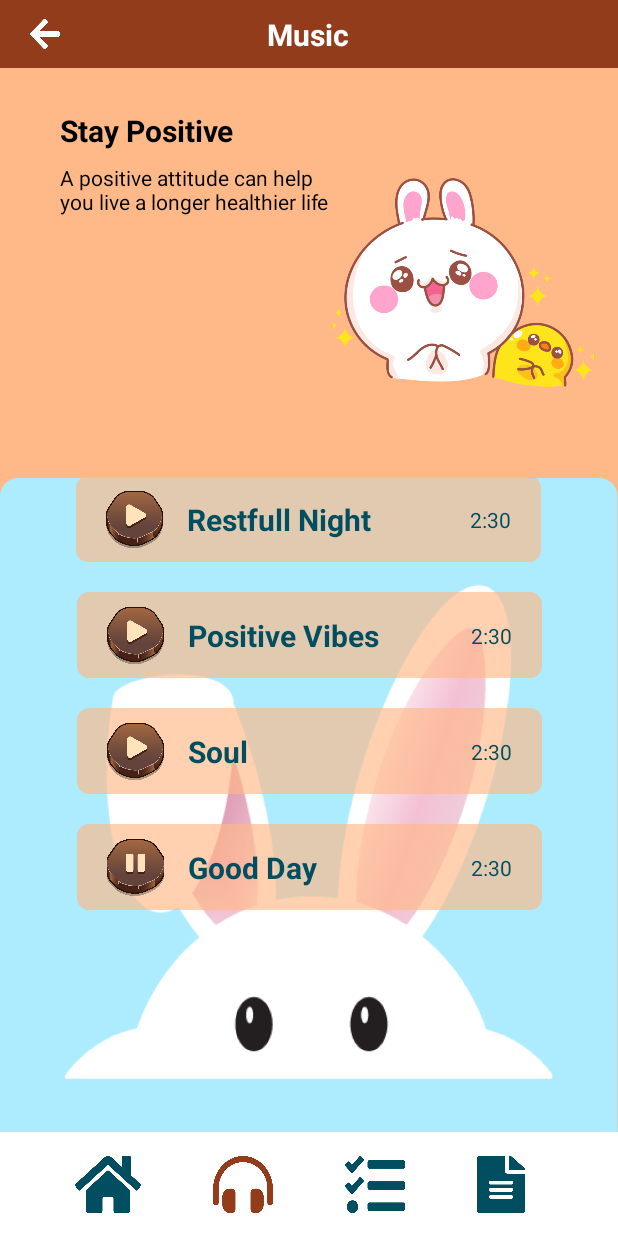
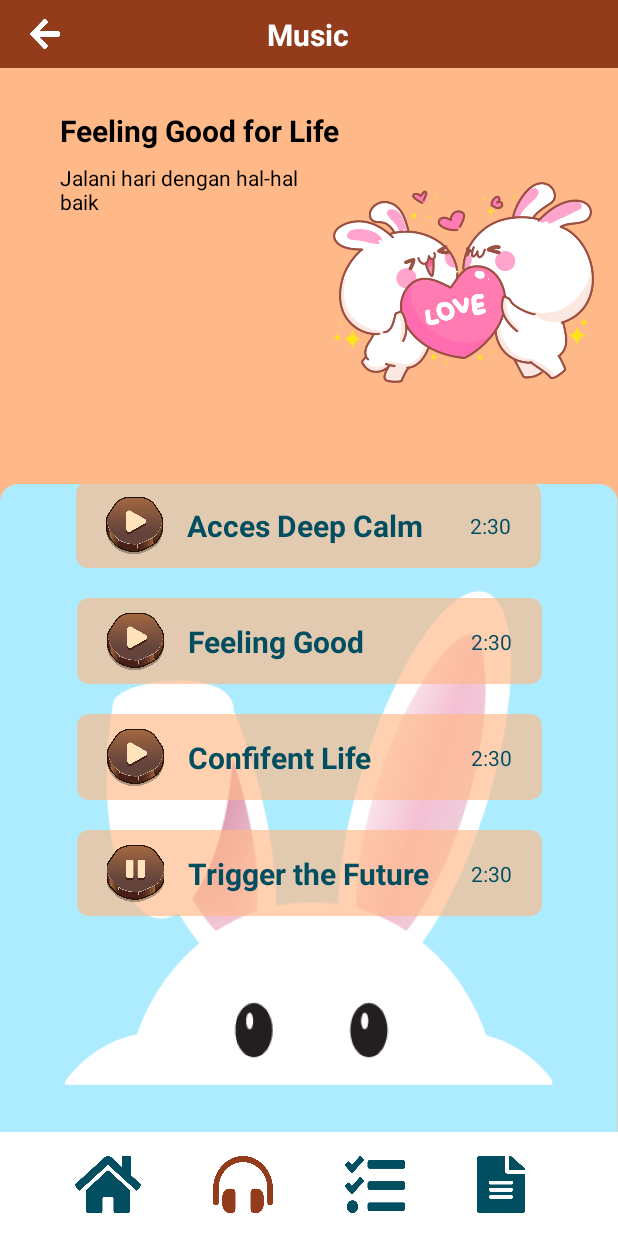
Before and after one commit to radenjaelaniakbar/khartasis-Apps, an Android app: the layout activity_music_feel_good.xml on its own in the app's theme, with its tools: preview values and no code run, on a phone screen of 412 x 824 dp. Run offline under Robolectric (Android 15) with nearby library versions, the phone set to English and light mode, and no system bars.

Commit message:
adding page hasil test

```diff
--- a/app/src/main/AndroidManifest.xml
+++ b/app/src/main/AndroidManifest.xml
@@ -9,6 +9,12 @@
         android:roundIcon="@mipmap/ic_launcher_round"
         android:supportsRtl="true"
         android:theme="@style/Theme.MyApplication">
+        <activity
+            android:name=".hasil_test"
+            android:exported="true" />
+        <activity
+            android:name=".music_feel_good"
+            android:exported="true" />
         <activity
             android:name=".music_stay_positive"
             android:exported="true" />
--- /dev/null
+++ b/app/src/main/java/com/example/myapplication/music_feel_good.java
@@ -0,0 +1,14 @@
+package com.example.myapplication;
+
+import androidx.appcompat.app.AppCompatActivity;
+
+import android.os.Bundle;
+
+public class music_feel_good extends AppCompatActivity {
+
+    @Override
+    protected void onCreate(Bundle savedInstanceState) {
+        super.onCreate(savedInstanceState);
+        setContentView(R.layout.activity_music_feel_good);
+    }
+}
--- a/app/src/main/res/layout/activity_music_stay_positive.xml
+++ b/app/src/main/res/layout/activity_music_feel_good.xml
@@ -5,7 +5,7 @@
     android:layout_width="match_parent"
     android:layout_height="match_parent"
     android:background="@color/raw_sienna"
-    tools:context=".music">
+    tools:context=".music_feel_good">
 
 
     <androidx.appcompat.widget.Toolbar
@@ -104,7 +104,7 @@
         android:layout_height="wrap_content"
         android:layout_marginStart="40dp"
         android:layout_marginTop="28dp"
-        android:text="Stay Positive"
+        android:text="Feeling Good for Life"
         android:textColor="@color/black"
         android:textSize="20sp"
         android:textStyle="bold"
@@ -115,7 +115,7 @@
         android:id="@+id/img_bgmusic"
         android:layout_width="412dp"
         android:layout_height="wrap_content"
-        android:layout_marginTop="88dp"
+        android:layout_marginTop="92dp"
         app:layout_constraintEnd_toEndOf="parent"
         app:layout_constraintHorizontal_bias="1.0"
         app:layout_constraintStart_toStartOf="parent"
@@ -129,7 +129,7 @@
         android:layout_height="wrap_content"
         android:layout_marginStart="40dp"
         android:layout_marginTop="8dp"
-        android:text="@string/positive_desc"
+        android:text="@string/feeling_desc"
         android:textColor="@color/black"
         app:layout_constraintStart_toStartOf="parent"
         app:layout_constraintTop_toBottomOf="@+id/textView4" />
@@ -142,11 +142,11 @@
         android:layout_marginEnd="16dp"
         app:layout_constraintEnd_toEndOf="parent"
         app:layout_constraintTop_toBottomOf="@+id/toolbar"
-        app:srcCompat="@drawable/img_stay_positive" />
+        app:srcCompat="@drawable/img_feel_good" />
 
-    <!--   restfull night -->
+    <!--   acces deep calm -->
     <ImageView
-        android:id="@+id/luluby_restfull"
+        android:id="@+id/luluby_acces"
         android:layout_width="wrap_content"
         android:layout_height="wrap_content"
         android:layout_marginTop="184dp"
@@ -157,174 +157,174 @@
         app:srcCompat="@drawable/music_list2" />
 
     <Button
-        android:id="@+id/btn_restfull"
+        android:id="@+id/btn_acces"
         android:layout_width="38dp"
         android:layout_height="38dp"
         android:layout_marginStart="20dp"
         android:background="@drawable/icon_play"
-        app:layout_constraintBottom_toBottomOf="@+id/luluby_restfull"
-        app:layout_constraintStart_toStartOf="@+id/luluby_restfull"
-        app:layout_constraintTop_toTopOf="@+id/luluby_restfull" />
+        app:layout_constraintBottom_toBottomOf="@+id/luluby_acces"
+        app:layout_constraintStart_toStartOf="@+id/luluby_acces"
+        app:layout_constraintTop_toTopOf="@+id/luluby_acces" />
 
 
     <TextView
-        android:id="@+id/title_restfull"
+        android:id="@+id/title_acces"
         android:layout_width="wrap_content"
         android:layout_height="wrap_content"
         android:layout_marginStart="16dp"
-        android:text="Restfull Night"
+        android:text="Acces Deep Calm"
         android:textColor="@color/midnight_green"
         android:textSize="20sp"
         android:textStyle="bold"
-        app:layout_constraintBottom_toBottomOf="@+id/luluby_restfull"
-        app:layout_constraintStart_toEndOf="@+id/btn_restfull"
-        app:layout_constraintTop_toTopOf="@+id/luluby_restfull" />
+        app:layout_constraintBottom_toBottomOf="@+id/luluby_acces"
+        app:layout_constraintStart_toEndOf="@+id/btn_acces"
+        app:layout_constraintTop_toTopOf="@+id/luluby_acces" />
 
     <TextView
-        android:id="@+id/time_restfull"
+        android:id="@+id/time_acces"
         android:layout_width="wrap_content"
         android:layout_height="wrap_content"
         android:layout_marginEnd="20dp"
         android:text="2:30"
         android:textColor="@color/midnight_green"
-        app:layout_constraintBottom_toBottomOf="@+id/title_restfull"
-        app:layout_constraintEnd_toEndOf="@+id/luluby_restfull"
-        app:layout_constraintTop_toTopOf="@+id/title_restfull" />
+        app:layout_constraintBottom_toBottomOf="@+id/title_acces"
+        app:layout_constraintEnd_toEndOf="@+id/luluby_acces"
+        app:layout_constraintTop_toTopOf="@+id/title_acces" />
 
-    <!--    positive vibes-->
+    <!--    feeling trigger-->
     <ImageView
-        android:id="@+id/luluby_positive"
+        android:id="@+id/luluby_feeling"
         android:layout_width="wrap_content"
         android:layout_height="wrap_content"
         android:layout_marginTop="20dp"
         app:layout_constraintEnd_toEndOf="parent"
         app:layout_constraintStart_toStartOf="parent"
-        app:layout_constraintTop_toBottomOf="@+id/luluby_restfull"
+        app:layout_constraintTop_toBottomOf="@+id/luluby_acces"
         app:srcCompat="@drawable/music_list2" />
 
     <Button
-        android:id="@+id/btn_positive"
+        android:id="@+id/btn_feeling"
         android:layout_width="38dp"
         android:layout_height="38dp"
         android:layout_marginStart="20dp"
         android:background="@drawable/icon_play"
-        app:layout_constraintBottom_toBottomOf="@+id/luluby_positive"
-        app:layout_constraintStart_toStartOf="@+id/luluby_positive"
-        app:layout_constraintTop_toTopOf="@+id/luluby_positive" />
+        app:layout_constraintBottom_toBottomOf="@+id/luluby_feeling"
+        app:layout_constraintStart_toStartOf="@+id/luluby_feeling"
+        app:layout_constraintTop_toTopOf="@+id/luluby_feeling" />
 
 
     <TextView
-        android:id="@+id/title_positive"
+        android:id="@+id/title_feeling"
         android:layout_width="wrap_content"
         android:layout_height="wrap_content"
         android:layout_marginStart="16dp"
-        android:text="Positive Vibes"
+        android:text="Feeling Good"
         android:textColor="@color/midnight_green"
         android:textSize="20sp"
         android:textStyle="bold"
-        app:layout_constraintBottom_toBottomOf="@+id/luluby_positive"
-        app:layout_constraintStart_toEndOf="@+id/btn_positive"
-        app:layout_constraintTop_toTopOf="@+id/luluby_positive" />
+        app:layout_constraintBottom_toBottomOf="@+id/luluby_feeling"
+        app:layout_constraintStart_toEndOf="@+id/btn_feeling"
+        app:layout_constraintTop_toTopOf="@+id/luluby_feeling" />
 
     <TextView
-        android:id="@+id/time_positive"
+        android:id="@+id/time_feeling"
         android:layout_width="wrap_content"
         android:layout_height="wrap_content"
         android:layout_marginEnd="20dp"
         android:text="2:30"
         android:textColor="@color/midnight_green"
-        app:layout_constraintBottom_toBottomOf="@+id/title_positive"
-        app:layout_constraintEnd_toEndOf="@+id/luluby_positive"
-        app:layout_constraintTop_toTopOf="@+id/title_positive" />
+        app:layout_constraintBottom_toBottomOf="@+id/title_feeling"
+        app:layout_constraintEnd_toEndOf="@+id/luluby_feeling"
+        app:layout_constraintTop_toTopOf="@+id/title_feeling" />
 
-    <!--    soul-->
+    <!--    confifent life-->
     <ImageView
-        android:id="@+id/luluby_soul"
+        android:id="@+id/luluby_confifent"
         android:layout_width="wrap_content"
         android:layout_height="wrap_content"
         android:layout_marginTop="20dp"
         app:layout_constraintEnd_toEndOf="parent"
         app:layout_constraintStart_toStartOf="parent"
-        app:layout_constraintTop_toBottomOf="@+id/luluby_positive"
+        app:layout_constraintTop_toBottomOf="@+id/luluby_feeling"
         app:srcCompat="@drawable/music_list2" />
 
     <Button
-        android:id="@+id/btn_soul"
+        android:id="@+id/btn_confifent"
         android:layout_width="38dp"
         android:layout_height="38dp"
         android:layout_marginStart="20dp"
         android:background="@drawable/icon_play"
-        app:layout_constraintBottom_toBottomOf="@+id/luluby_soul"
-        app:layout_constraintStart_toStartOf="@+id/luluby_soul"
-        app:layout_constraintTop_toTopOf="@+id/luluby_soul" />
+        app:layout_constraintBottom_toBottomOf="@+id/luluby_confifent"
+        app:layout_constraintStart_toStartOf="@+id/luluby_confifent"
+        app:layout_constraintTop_toTopOf="@+id/luluby_confifent" />
 
     <TextView
-        android:id="@+id/title_soul"
+        android:id="@+id/title_confifent"
         android:layout_width="wrap_content"
         android:layout_height="wrap_content"
         android:layout_marginStart="16dp"
-        android:text="Soul"
+        android:text="Confifent Life"
         android:textColor="@color/midnight_green"
         android:textSize="20sp"
         android:textStyle="bold"
-        app:layout_constraintBottom_toBottomOf="@+id/luluby_soul"
-        app:layout_constraintStart_toEndOf="@+id/btn_soul"
-        app:layout_constraintTop_toTopOf="@+id/luluby_soul" />
+        app:layout_constraintBottom_toBottomOf="@+id/luluby_confifent"
+        app:layout_constraintStart_toEndOf="@+id/btn_confifent"
+        app:layout_constraintTop_toTopOf="@+id/luluby_confifent" />
 
     <TextView
-        android:id="@+id/time_soul"
+        android:id="@+id/time_confifent"
         android:layout_width="wrap_content"
         android:layout_height="wrap_content"
         android:layout_marginEnd="20dp"
         android:text="2:30"
         android:textColor="@color/midnight_green"
-        app:layout_constraintBottom_toBottomOf="@+id/title_soul"
-        app:layout_constraintEnd_toEndOf="@+id/luluby_soul"
-        app:layout_constraintTop_toTopOf="@+id/title_soul" />
+        app:layout_constraintBottom_toBottomOf="@+id/title_confifent"
+        app:layout_constraintEnd_toEndOf="@+id/luluby_confifent"
+        app:layout_constraintTop_toTopOf="@+id/title_confifent" />
 
-    <!--    good day-->
+    <!--   trigger the future-->
     <ImageView
-        android:id="@+id/luluby_good"
+        android:id="@+id/luluby_trigger"
         android:layout_width="wrap_content"
         android:layout_height="wrap_content"
         android:layout_marginTop="20dp"
         app:layout_constraintEnd_toEndOf="parent"
         app:layout_constraintStart_toStartOf="parent"
-        app:layout_constraintTop_toBottomOf="@+id/luluby_soul"
+        app:layout_constraintTop_toBottomOf="@+id/luluby_confifent"
         app:srcCompat="@drawable/music_list2" />
 
     <Button
-        android:id="@+id/btn_good"
+        android:id="@+id/btn_trigger"
         android:layout_width="38dp"
         android:layout_height="38dp"
         android:layout_marginStart="20dp"
         android:background="@drawable/icon_pause"
-        app:layout_constraintBottom_toBottomOf="@+id/luluby_good"
-        app:layout_constraintStart_toStartOf="@+id/luluby_good"
-        app:layout_constraintTop_toTopOf="@+id/luluby_good" />
+        app:layout_constraintBottom_toBottomOf="@+id/luluby_trigger"
+        app:layout_constraintStart_toStartOf="@+id/luluby_trigger"
+        app:layout_constraintTop_toTopOf="@+id/luluby_trigger" />
 
     <TextView
-        android:id="@+id/title_good"
+        android:id="@+id/title_trigger"
         android:layout_width="wrap_content"
         android:layout_height="wrap_content"
         android:layout_marginStart="16dp"
-        android:text="Good Day"
+        android:text="Trigger the Future"
         android:textColor="@color/midnight_green"
         android:textSize="20sp"
         android:textStyle="bold"
-        app:layout_constraintBottom_toBottomOf="@+id/luluby_good"
-        app:layout_constraintStart_toEndOf="@+id/btn_good"
-        app:layout_constraintTop_toTopOf="@+id/luluby_good" />
+        app:layout_constraintBottom_toBottomOf="@+id/luluby_trigger"
+        app:layout_constraintStart_toEndOf="@+id/btn_trigger"
+        app:layout_constraintTop_toTopOf="@+id/luluby_trigger" />
 
     <TextView
-        android:id="@+id/time_good"
+        android:id="@+id/time_trigger"
         android:layout_width="wrap_content"
         android:layout_height="wrap_content"
         android:layout_marginEnd="20dp"
         android:text="2:30"
         android:textColor="@color/midnight_green"
-        app:layout_constraintBottom_toBottomOf="@+id/title_good"
-        app:layout_constraintEnd_toEndOf="@+id/luluby_good"
-        app:layout_constraintTop_toTopOf="@+id/title_good" />
+        app:layout_constraintBottom_toBottomOf="@+id/title_trigger"
+        app:layout_constraintEnd_toEndOf="@+id/luluby_trigger"
+        app:layout_constraintTop_toTopOf="@+id/title_trigger" />
 
 </androidx.constraintlayout.widget.ConstraintLayout>
--- a/app/src/main/res/values/ids.xml
+++ /dev/null
@@ -1,4 +0,0 @@
-<?xml version="1.0" encoding="utf-8"?>
-<resources>
-    <item name="btn_challenge" type="id" />
-</resources>
--- a/app/src/main/res/values/strings.xml
+++ b/app/src/main/res/values/strings.xml
@@ -34,4 +34,7 @@
         <br />
         \nbaik
     </string>
+
+    <string name="hasil_test_desc">Dinni, perasaan Anda sedang tidak baik. Anda mungkin sedang mengalami situasi yang kurang nyaman di lingkungan sosial Anda. Perasaan murung ini masih tergolong wajar, namun Anda dianjurkan untuk mencari tahu penyebab mengapa Anda mengalami hal ini. Segera selesaikan masalah tersebut, dan nikmati hidup Anda dengan lebih baik.</string>
+
 </resources>
```
Also changed, not shown: app/src/main/java/com/example/myapplication/hasil_test.java (added, +14 -0 lines), app/src/main/res/layout/activity_hasil_test.xml (added, +94 -0 lines), app/src/main/res/drawable/buruk.png (added), app/src/main/res/drawable/home.png (added).
